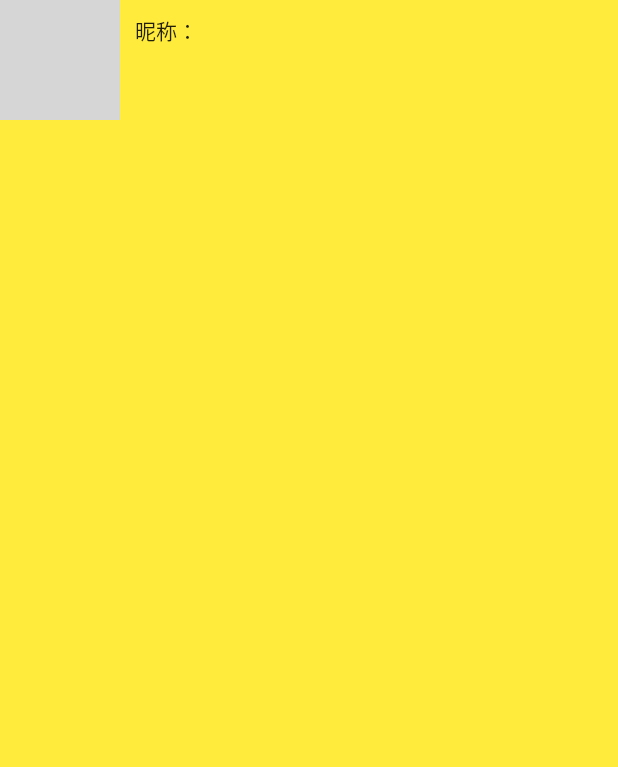
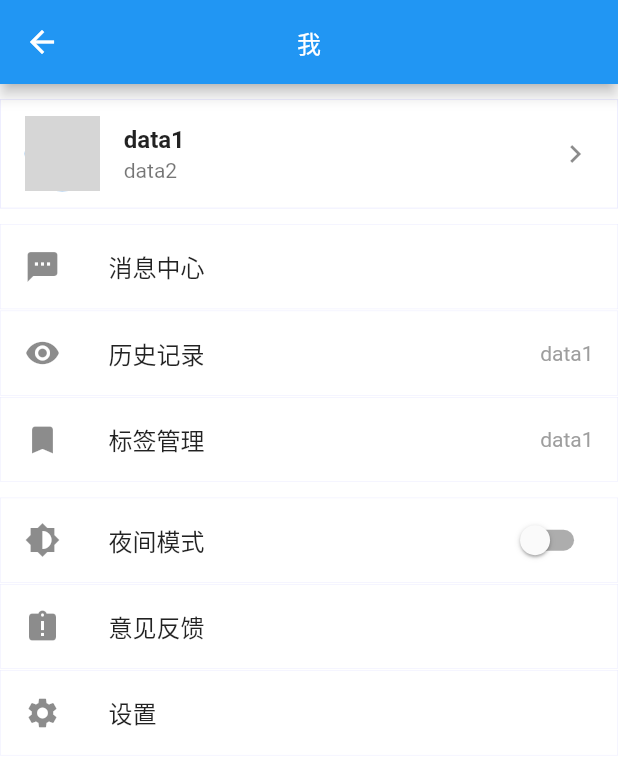
Before and after one commit to Ha2ryZhang/alltv_flutter, a Flutter app: the ThirdTab screen opened directly, on a phone screen of 412 x 824 dp. Shown: the top 767 px of the screen. Run offline on Flutter 3.47's test engine with Material 2 defaults, Android fonts, the phone set to English and light mode, and no system bars; our stand-ins replace fluro, flutter_screenutil, shared_preferences; accounts and stored records are empty; network calls fail; statements that could not run were skipped; grey boxes are pictures that could not be loaded.

Commit message:
My page complete

```diff
--- a/lib/pages/third.dart
+++ b/lib/pages/third.dart
@@ -5,6 +5,10 @@ class ThirdTab extends StatelessWidget {
   Widget build(BuildContext context) {
     return Scaffold(
       backgroundColor: Colors.white,
+      appBar: new AppBar(
+        title: Text("我",style: TextStyle(fontSize: 16.0)),
+        centerTitle: true,
+      ),
       body: ThirdBody(),
     );
   }
@@ -13,37 +17,150 @@ class ThirdTab extends StatelessWidget {
 class ThirdBody extends StatelessWidget{
     @override
   Widget build(BuildContext context) {
+    return  ListView(
+      children: <Widget>[
+        ThirdUp(),
+        MessageCenter(),
+        History(),
+        LabelMan(),
+        NightMode(),
+        Feedback(),
+        Setting()
+      ]
+
+    );
+  }
+}
+
+/// Third Up
+class ThirdUp extends StatelessWidget{
+  @override
+  Widget build(BuildContext context) {
     return Container(
-      width: double.infinity,
-      height: double.infinity,
-      decoration: BoxDecoration(color: Colors.yellow),
-      child: Row(
-        children: <Widget>[
-          Column(
+          margin: EdgeInsets.fromLTRB(0, 10, 0, 10),
+          decoration: BoxDecoration(
+            border: Border.all(color: Color(0xE6E6E6ff),width: 0.5)
+          ),
+          child: ListTile(
+          leading: CircleAvatar(
+            backgroundImage: NetworkImage("https://dss2.bdstatic.com/70cFvnSh_Q1YnxGkpoWK1HF6hhy/it/u=3744215463,383557679&fm=26&gp=0.jpg"),
+            radius: 25.0,
+          ),
+          title: Text("data1",style: TextStyle(fontWeight: FontWeight.bold),),
+          subtitle: Row(
             children: <Widget>[
-              Container(
-                width: 80.0,
-                height: 80.0,
-
-                decoration: BoxDecoration(
-                  borderRadius: BorderRadius.circular(50),
-                  image: DecorationImage(image: new NetworkImage("https://dss0.bdstatic.com/70cFvHSh_Q1YnxGkpoWK1HF6hhy/it/u=3256100974,305075936&fm=26&gp=0.jpg",))
-                ),
-              )
+              Text("data2")
             ],
           ),
-          Column(
-            children: <Widget>[
-              Container(
-                  child: Text("昵称："),
-                  padding: EdgeInsets.fromLTRB(10, 10, 0, 0),
-              )
-            ],
-          )
-        ],
+          trailing: Icon(Icons.keyboard_arrow_right),
+        ),
+        );
+  }
+}
+/// MessageCenter 消息中心
+class MessageCenter extends StatelessWidget{
+  @override
+  Widget build(BuildContext context) {
+
+    return Container(
+      margin: EdgeInsets.fromLTRB(0, 0.5, 0, 0.5),
+          decoration: BoxDecoration(
+            border: Border.all(color: Color(0xE6E6E6ff),width: 0.3)
+          ),
+      child: ListTile(
+        leading: Icon(Icons.textsms,),
+        title: Text("消息中心",style: TextStyle(fontSize: 16.0),),
       )
     );
-
-
   }
 }
+/// History 历史记录
+class History extends StatelessWidget{
+  @override
+  Widget build(BuildContext context) {
+    return Container(
+      margin: EdgeInsets.fromLTRB(0, 0.5, 0, 0.5),
+          decoration: BoxDecoration(
+            border: Border.all(color: Color(0xE6E6E6ff),width: 0.3)
+          ),
+      child: ListTile(
+        leading: Icon(Icons.visibility,),
+        title: Text("历史记录",style: TextStyle(fontSize: 16.0),),
+        trailing: Text("data1",style: TextStyle(color: Colors.grey)),
+      )
+    );
+  }
+}
+/// LabelMan 标签管理
+class LabelMan extends StatelessWidget{
+  @override
+  Widget build(BuildContext context) {
+    return Container(
+      margin: EdgeInsets.fromLTRB(0, 0.5, 0, 10),
+          decoration: BoxDecoration(
+            border: Border.all(color: Color(0xE6E6E6ff),width: 0.3)
+          ),
+      child: ListTile(
+        leading: Icon(Icons.turned_in,),
+        title: Text("标签管理",style: TextStyle(fontSize: 16.0),),
+        trailing: Text("data1",style: TextStyle(color: Colors.grey)),
+      )
+    );
+  }
+}
+/// NightMode 夜间模式
+class NightMode extends StatelessWidget{
+  @override
+  Widget build(BuildContext context) {
+    bool check = false;
+    return Container(
+      margin: EdgeInsets.fromLTRB(0, 0.5, 0, 0.5),
+          decoration: BoxDecoration(
+            border: Border.all(color: Color(0xE6E6E6ff),width: 0.3)
+          ),
+      child: ListTile(
+        leading: Icon(Icons.brightness_medium,),
+        title: Text("夜间模式",style: TextStyle(fontSize: 16.0),),
+        trailing: Switch(
+              value: check,
+              onChanged: (bool val) {
+                check = !check;
+              },
+              activeColor: Colors.blue,
+              ),
+      )
+    );
+  }
+}
+/// Feedback 意见反馈
+class Feedback extends StatelessWidget{
+  @override
+  Widget build(BuildContext context) {
+    return Container(
+      margin: EdgeInsets.fromLTRB(0, 0.5, 0, 0.5),
+          decoration: BoxDecoration(
+            border: Border.all(color: Color(0xE6E6E6ff),width: 0.3)
+          ),
+      child: ListTile(
+        leading: Icon(Icons.assignment_late,),
+        title: Text("意见反馈",style: TextStyle(fontSize: 16.0),),
+      )
+    );
+  }
+}
+/// Setting 设置
+class Setting extends StatelessWidget{
+  @override
+  Widget build(BuildContext context) {
+    return Container(
+      margin: EdgeInsets.fromLTRB(0, 0.5, 0, 0.5),
+          decoration: BoxDecoration(
+            border: Border.all(color: Color(0xE6E6E6ff),width: 0.3)
+          ),
+      child: ListTile(
+        leading: Icon(Icons.settings,),
+        title: Text("设置",style: TextStyle(fontSize: 16.0),),
+      )
+    );
+  }
+}
```
Also changed, not shown: 1 other file.
